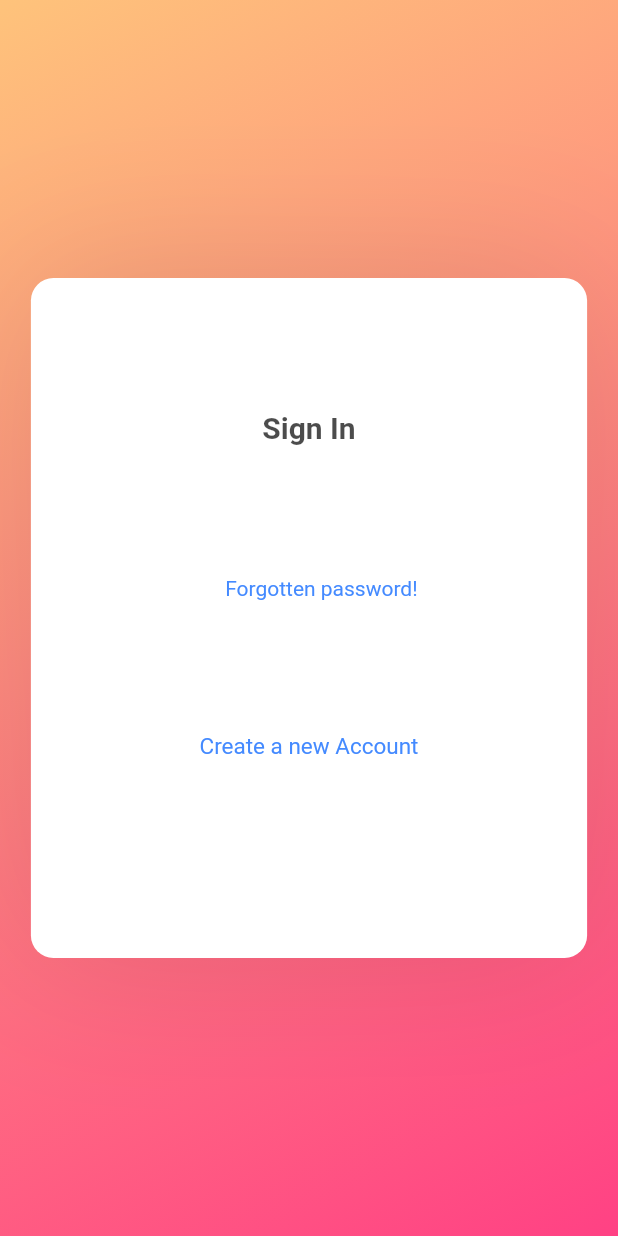
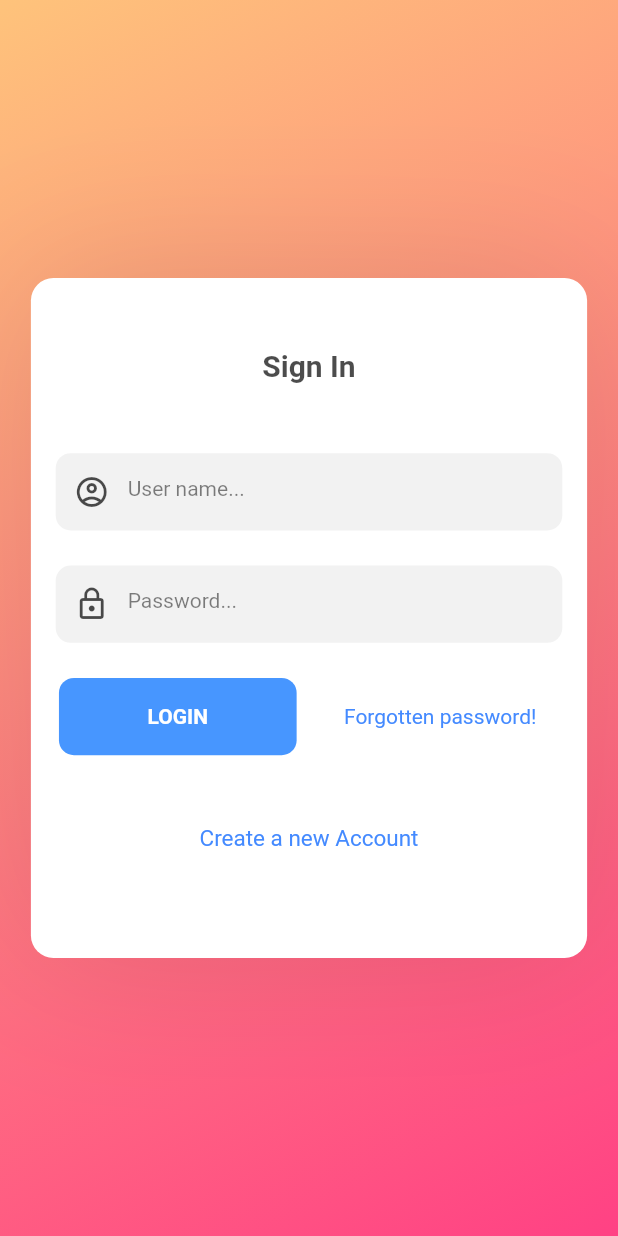
Before and after one commit to Erekushin/medtech_orh, a Flutter app: the screen it shows after launch, on a phone screen of 412 x 824 dp. Run offline on Flutter 3.47's test engine with Material 2 defaults, Android fonts, the light colour scheme and no system bars; our stand-ins replace get.

Commit message:
Login model controller

```diff
--- a/orh_user_app_version1/lib/Login/login.dart
+++ b/orh_user_app_version1/lib/Login/login.dart
@@ -1,6 +1,8 @@
 import 'package:flutter/material.dart';
 import 'package:flutter/gestures.dart';
 import '../Helpers/CreatedGlobalWidgets/scroll_behavior.dart';
+import 'controller.dart';
+import 'model.dart';
 
 class Login extends StatefulWidget {
   const Login({Key? key}) : super(key: key);
@@ -10,11 +12,11 @@ class Login extends StatefulWidget {
 }
 
 class _LoginState extends State<Login>with SingleTickerProviderStateMixin {
-  // loginController logincontroller = new loginController();
+  LoginController logincontroller = new LoginController();
   late AnimationController _controller;
   late Animation<double> _opacity;
   late Animation<double> _transform;
-  bool LoginLoading = false;
+
 
   GlobalKey<FormState> LoginValidatorKey = GlobalKey<FormState>();
 
@@ -100,18 +102,18 @@ class _LoginState extends State<Login>with SingleTickerProviderStateMixin {
                               ),
                             ),
                             const SizedBox(),
-                            // component1(Icons.account_circle_outlined,
-                            //     'User name...', false, false, logincontroller.rD),
-                            // component1(
-                            //     Icons.lock_outline, 'Password...', true, false, logincontroller.rD),
+                            component1(Icons.account_circle_outlined,
+                                'User name...', false, false, logincontroller.rD),
+                            component1(
+                                Icons.lock_outline, 'Password...', true, false, logincontroller.rD),
                             Row(
                               mainAxisAlignment: MainAxisAlignment.center,
                               children: [
-                                // component2(
-                                //     'LOGIN',
-                                //     2.6,
-                                //         () => logincontroller.getdata()
-                                // ),
+                                component2(
+                                    'LOGIN',
+                                    2.6,
+                                        () => logincontroller.getdata()
+                                ),
                                 SizedBox(width: size.width / 25),
                                 Container(
                                   width: size.width / 2.6,
@@ -142,7 +144,7 @@ class _LoginState extends State<Login>with SingleTickerProviderStateMixin {
                               ),
                             ),
                             const SizedBox(),
-                            LoginLoading? CircularProgressIndicator() : SizedBox()
+                            LoginModel.loginloading? CircularProgressIndicator() : SizedBox()
                           ],
                         ),
                       )
--- /dev/null
+++ b/orh_user_app_version1/lib/Login/model.dart
@@ -0,0 +1,106 @@
+class LoginModel {
+  static const String uri = "";
+  static bool loginloading = false;
+  int? code;
+  String? status;
+  String? message;
+  Result? result;
+
+  LoginModel({this.code, this.status, this.message, this.result});
+  LoginModel.fromJson(Map<String, dynamic> json) {
+    code = json['code'];
+    status = json['status'];
+    message = json['message'];
+    result =
+    json['result'] != null ?  Result.fromJson(json['result']) : null;
+  }
+  Map<String, dynamic> toJson() {
+    final Map<String, dynamic> data = new Map<String, dynamic>();
+    data['code'] = this.code;
+    data['status'] = this.status;
+    data['message'] = this.message;
+    if (this.result != null) {
+      data['result'] = this.result!.toJson();
+    }
+    return data;
+  }
+}
+class Result {
+  String? id;
+  String? regNo;
+  String? firstName;
+  String? lastName;
+  String? familyName;
+  String? phone;
+  String? civilId;
+  String? userName;
+  String? birthDate;
+  int? age;
+  String? email;
+  String? address;
+  int? driveExp;
+  String? geregeCard;
+  String? accountNo;
+  int? gender;
+  String? driverLicenseNumber;
+
+  Result(
+      {this.id,
+        this.regNo,
+        this.firstName,
+        this.lastName,
+        this.familyName,
+        this.phone,
+        this.civilId,
+        this.userName,
+        this.birthDate,
+        this.age,
+        this.email,
+        this.address,
+        this.driveExp,
+        this.geregeCard,
+        this.accountNo,
+        this.gender,
+        this.driverLicenseNumber});
+
+  Result.fromJson(Map<String, dynamic> json) {
+    id = json['id'];
+    regNo = json['reg_no'];
+    firstName = json['first_name'];
+    lastName = json['last_name'];
+    familyName = json['family_name'];
+    phone = json['phone'];
+    civilId = json['civil_id'];
+    userName = json['user_name'];
+    birthDate = json['birth_date'];
+    age = json['age'];
+    email = json['email'];
+    address = json['address'];
+    driveExp = json['drive_exp'];
+    geregeCard = json['gerege_card'];
+    accountNo = json['account_no'];
+    gender = json['gender'];
+    driverLicenseNumber = json['driver_license_number'];
+  }
+  Map<String, dynamic> toJson() {
+    final Map<String, dynamic> data = new Map<String, dynamic>();
+    data['id'] = this.id;
+    data['reg_no'] = this.regNo;
+    data['first_name'] = this.firstName;
+    data['last_name'] = this.lastName;
+    data['family_name'] = this.familyName;
+    data['phone'] = this.phone;
+    data['civil_id'] = this.civilId;
+    data['user_name'] = this.userName;
+    data['birth_date'] = this.birthDate;
+    data['age'] = this.age;
+    data['email'] = this.email;
+    data['address'] = this.address;
+    data['drive_exp'] = this.driveExp;
+    data['gerege_card'] = this.geregeCard;
+    data['account_no'] = this.accountNo;
+    data['gender'] = this.gender;
+    data['driver_license_number'] = this.driverLicenseNumber;
+    return data;
+  }
+}
--- a/orh_user_app_version1/pubspec.yaml
+++ b/orh_user_app_version1/pubspec.yaml
@@ -9,6 +9,7 @@ environment:
   sdk: ">=2.16.1 <3.0.0"
 
 dependencies:
+  http: ^0.13.4
   get: ^4.6.1
   flutter:
     sdk: flutter
```
Also changed, not shown: orh_user_app_version1/lib/Helpers/Api/post_request_general.dart (added, +21 -0 lines), orh_user_app_version1/lib/Login/controller.dart (added, +46 -0 lines), orh_user_app_version1/pubspec.lock.
